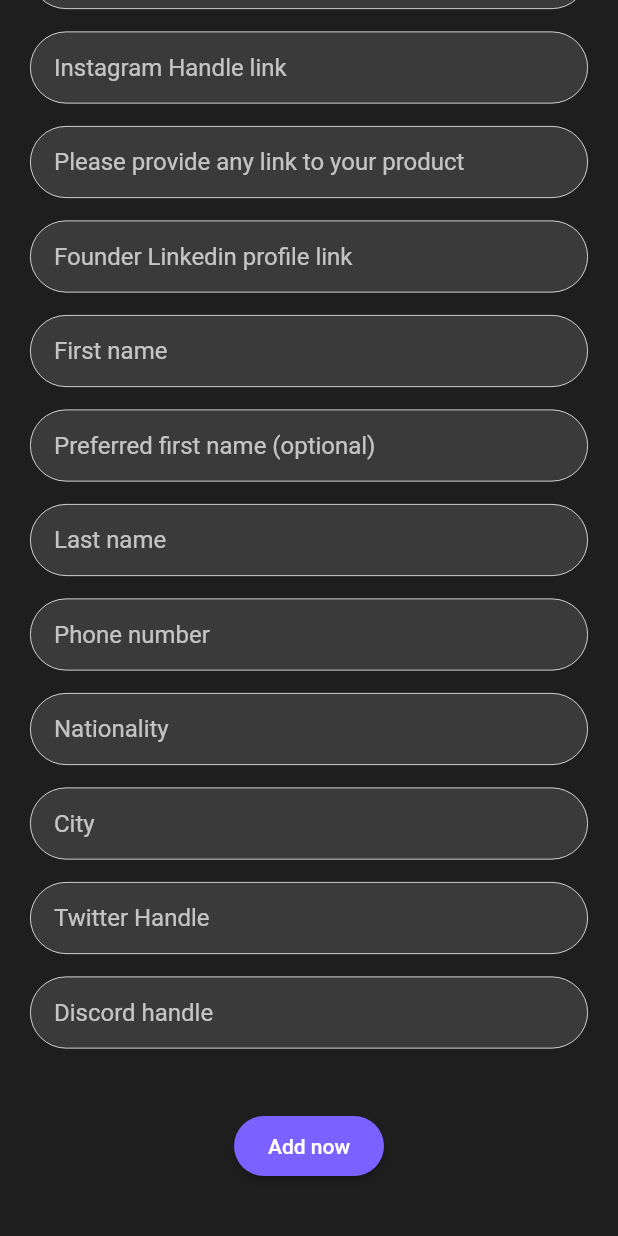
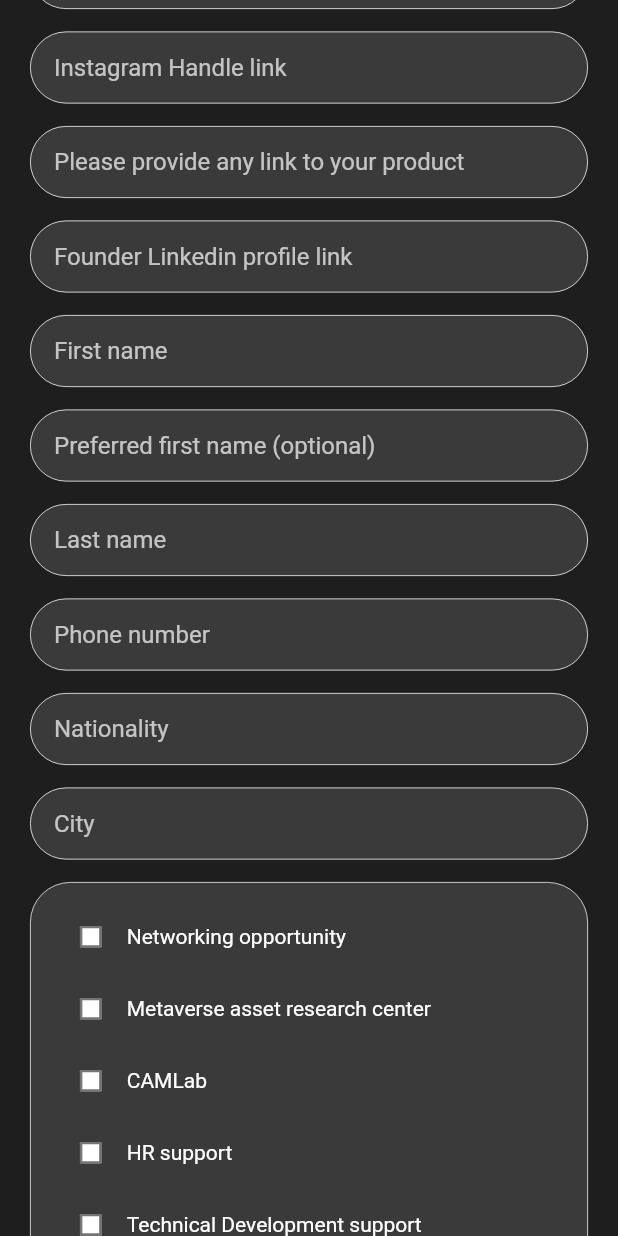
Before and after one commit to krifin/flutter-app-native, a Flutter app: the AddMetaForm screen opened by its route, scrolled down 417 dp, on a phone screen of 412 x 824 dp. Run offline on Flutter 3.47's test engine with Material 2 defaults, Android fonts, the phone set to English and light mode, and no system bars; our stand-ins replace cloud_firestore, firebase_auth, firebase_core, google_sign_in, webview_flutter; missing offline and left inert: walletconnect_dart; accounts and stored records are empty.

Commit message:
add meta ui done

```diff
--- a/lib/addMetaForm.dart
+++ b/lib/addMetaForm.dart
@@ -8,6 +8,20 @@ class AddMetaForm extends StatefulWidget {
 }
 
 class _AddMetaFormState extends State<AddMetaForm> {
+  List<bool> checkboxValues = List.generate(10, (index) => false);
+  List<String> labels = [
+    'Networking opportunity',
+    'Metaverse asset research center',
+    'CAMLab',
+    'HR support',
+    'Technical Development support',
+    'Grant & Investor Access',
+    'Marketing & Promotion support',
+    'Industry Insights & report',
+    'Policy advocacy',
+    'Other',
+  ];
+
   @override
   Widget build(BuildContext context) {
     return Scaffold(
@@ -354,6 +368,49 @@ class _AddMetaFormState extends State<AddMetaForm> {
                     ),
                   ),
                   SizedBox(height: 15.0),
+                  Container(
+                    padding:
+                        EdgeInsets.symmetric(horizontal: 16.0, vertical: 12.0),
+                    decoration: BoxDecoration(
+                      color: Color(0xff555556).withOpacity(0.5),
+                      border: Border.all(color: Colors.white, width: 0.5),
+                      borderRadius: BorderRadius.circular(27.0),
+                    ),
+                    child: Column(
+                      children: List<Widget>.generate(
+                        checkboxValues.length,
+                        (index) => Row(
+                          children: [
+                            Transform.scale(
+                              scale: 0.8,
+                              child: Checkbox(
+                                checkColor: Color(0xff555556),
+                                activeColor: Color(0xff555556),
+                                fillColor:
+                                    MaterialStateProperty.resolveWith((states) {
+                                  if (states.contains(MaterialState.selected)) {
+                                    return Colors.white;
+                                  }
+                                  return Colors.white;
+                                }),
+                                value: checkboxValues[index],
+                                onChanged: (newValue) {
+                                  setState(() {
+                                    checkboxValues[index] = newValue!;
+                                  });
+                                },
+                              ),
+                            ),
+                            Text(
+                              labels[index],
+                              style: TextStyle(color: Colors.white),
+                            ),
+                          ],
+                        ),
+                      ),
+                    ),
+                  ),
+                  SizedBox(height: 15.0),
                   TextField(
                     style: TextStyle(color: Colors.white),
                     // controller: _emailController,
```
